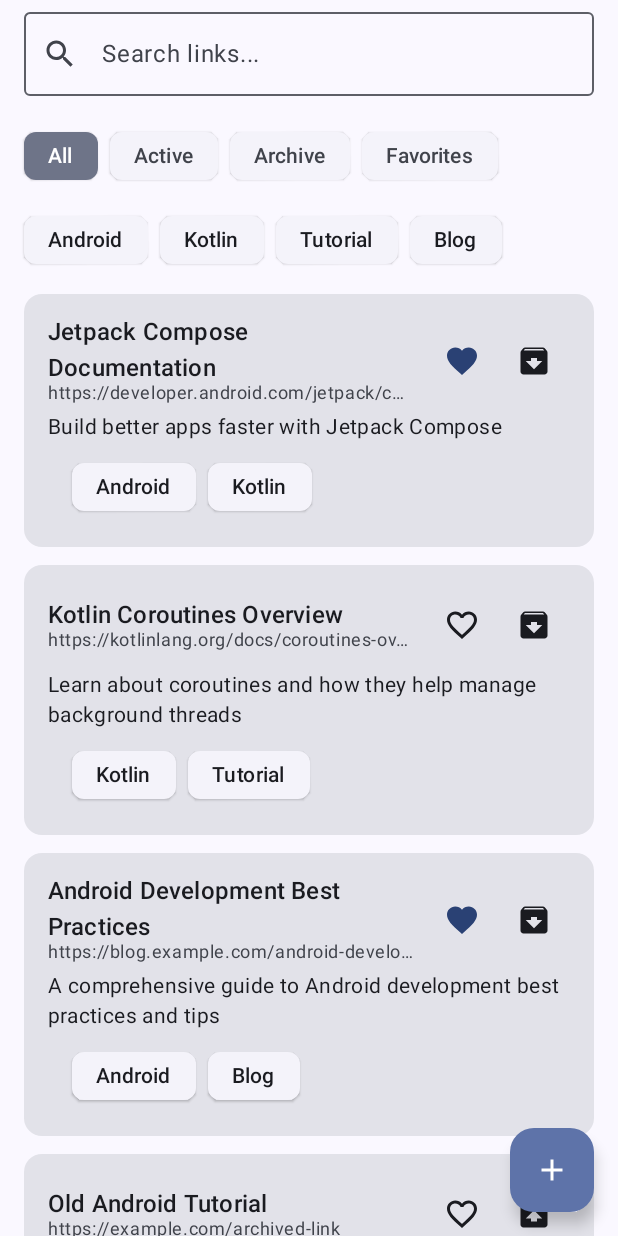
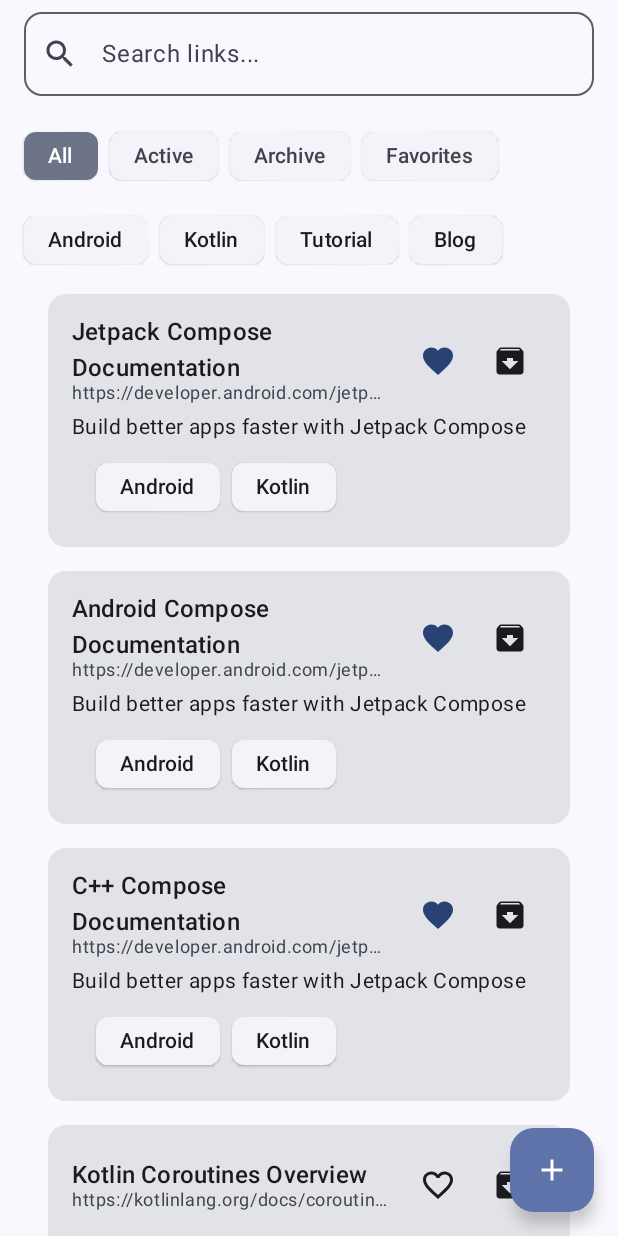
Before and after one commit to Vainyala17/linkstack, an Android app built with Jetpack Compose: the screen it shows after launch (MainActivity), on a phone screen of 412 x 824 dp. Run offline under Robolectric (Android 15) with nearby library versions, the phone set to English and light mode, and no system bars; our stand-ins replace Dagger/Hilt's generated code, Room's generated code.

```diff
--- a/app/src/main/java/com/hp77/linkstash/presentation/components/SearchBar.kt
+++ b/app/src/main/java/com/hp77/linkstash/presentation/components/SearchBar.kt
@@ -8,6 +8,7 @@ import androidx.compose.material.icons.filled.Search
 import androidx.compose.material3.Icon
 import androidx.compose.material3.IconButton
 import androidx.compose.material3.OutlinedTextField
+import androidx.compose.material3.MaterialTheme
 import androidx.compose.material3.Text
 import androidx.compose.runtime.Composable
 import androidx.compose.ui.Modifier
@@ -43,6 +44,7 @@ fun SearchBar(
                 }
             }
         },
-        singleLine = true
+        singleLine = true,
+        shape = MaterialTheme.shapes.medium
     )
 }
--- a/app/src/main/java/com/hp77/linkstash/presentation/home/HomeScreen.kt
+++ b/app/src/main/java/com/hp77/linkstash/presentation/home/HomeScreen.kt
@@ -74,7 +74,6 @@ fun HomeScreen(
         } else {
             Column(
                 modifier = Modifier
-                    .fillMaxSize()
                     .padding(paddingValues)
             ) {
                 SearchBar(
@@ -121,8 +120,11 @@ fun HomeScreen(
                     }
                 } else {
                     LazyColumn(
-                        contentPadding = PaddingValues(vertical = 8.dp),
-                        verticalArrangement = Arrangement.spacedBy(4.dp)
+                        modifier = Modifier
+                            .fillMaxSize()
+                            .weight(1f),
+                        contentPadding = PaddingValues(horizontal = 16.dp, vertical = 8.dp),
+                        verticalArrangement = Arrangement.spacedBy(8.dp)
                     ) {
                         items(
                             items = state.links,
--- a/app/src/main/java/com/hp77/linkstash/util/SampleData.kt
+++ b/app/src/main/java/com/hp77/linkstash/util/SampleData.kt
@@ -45,6 +45,30 @@ object SampleData {
             isFavorite = true,
             tags = listOf(sampleTags[0], sampleTags[1])
         ),
+         Link(
+            id = UUID.randomUUID().toString(),
+            url = "https://developer.android.com/jetpack/compose",
+            title = "Android Compose Documentation",
+            description = "Build better apps faster with Jetpack Compose",
+            previewImageUrl = null,
+            createdAt = System.currentTimeMillis(),
+            reminderTime = null,
+            isArchived = false,
+            isFavorite = true,
+            tags = listOf(sampleTags[0], sampleTags[1])
+        ),
+         Link(
+            id = UUID.randomUUID().toString(),
+            url = "https://developer.android.com/jetpack/compose",
+            title = "C++ Compose Documentation",
+            description = "Build better apps faster with Jetpack Compose",
+            previewImageUrl = null,
+            createdAt = System.currentTimeMillis(),
+            reminderTime = null,
+            isArchived = false,
+            isFavorite = true,
+            tags = listOf(sampleTags[0], sampleTags[1])
+        ),
         Link(
             id = UUID.randomUUID().toString(),
             url = "https://kotlinlang.org/docs/coroutines-overview.html",
--- a/gradle.properties
+++ b/gradle.properties
@@ -19,3 +19,4 @@ kapt.use.worker.api=true
 # Build settings
 android.defaults.buildfeatures.buildconfig=true
 android.enableR8.fullMode=false
+android.experimental.enableArtJvmProfiler=false
--- a/gradle/libs.versions.toml
+++ b/gradle/libs.versions.toml
@@ -1,5 +1,5 @@
 [versions]
-agp = "8.1.4"
+agp = "8.7.3"
 kotlin = "1.9.21"
 core-ktx = "1.12.0"
 junit = "4.13.2"
```
Also changed, not shown: app/build.gradle.kts (+19 -0 lines).
